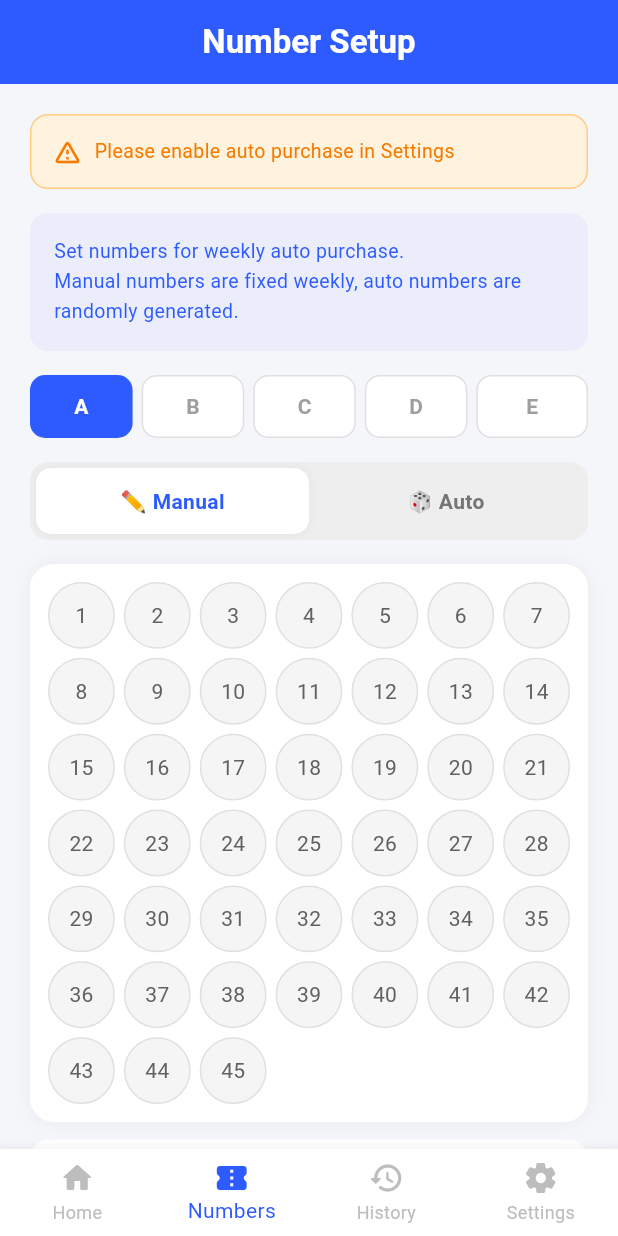
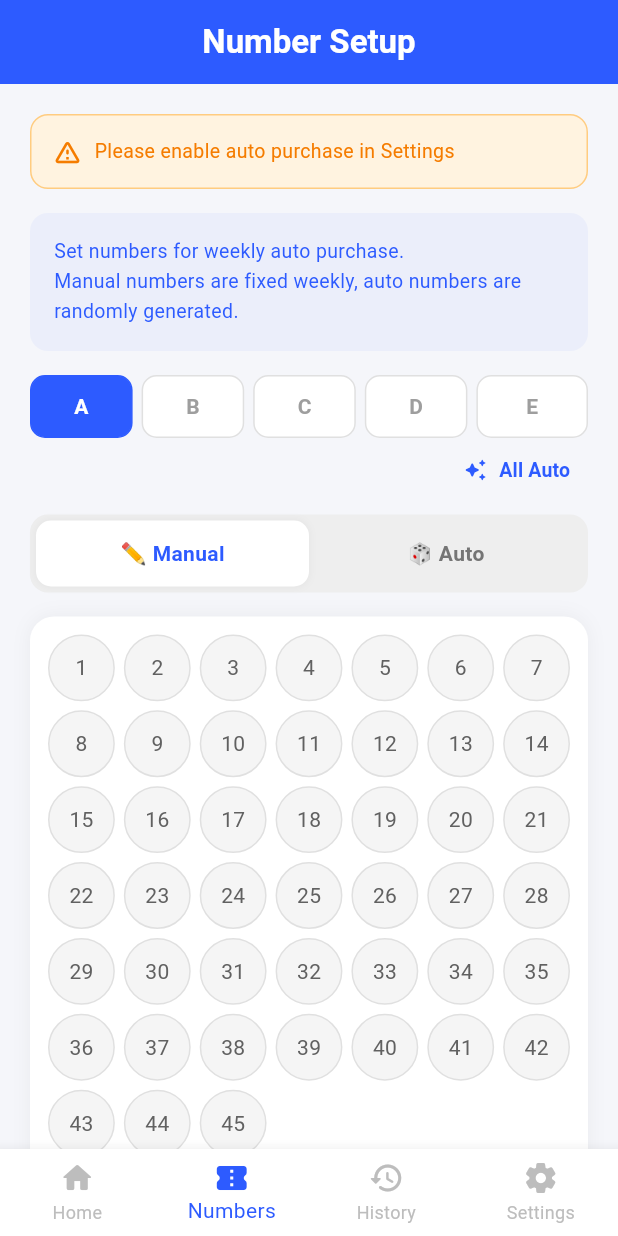
Before and after one commit to umi-corp/autolotto, a Flutter app: the screen it shows after launch, after a tap on "🎯 Set Up Numbers", on a phone screen of 412 x 824 dp. Run offline on Flutter 3.47's test engine with Material 3 defaults, Android fonts, the phone set to English and light mode, and no system bars; our stand-ins replace dio, flutter_local_notifications, flutter_riverpod, flutter_secure_storage, hive, hive_flutter and 1 more; missing offline and left inert: android_alarm_manager_plus, pointycastle; accounts and stored records are empty; network calls fail.

Commit message:
fix: GitHub org 이전(umi-corp/autolotto), 설정화면 계정ID 표시, i18n/UI 개선

```diff
--- a/lib/l10n/app_localizations.dart
+++ b/lib/l10n/app_localizations.dart
@@ -255,6 +255,12 @@ abstract class AppLocalizations {
   /// In ko, this message translates to:
   /// **'매주 랜덤으로 생성됩니다'**
   String get autoNumberSubtitle;
+
+  /// No description provided for @buttonAllAuto.
+  ///
+  /// In ko, this message translates to:
+  /// **'전부 자동'**
+  String get buttonAllAuto;
 
   /// No description provided for @buttonReset.
   ///
@@ -789,6 +795,48 @@ abstract class AppLocalizations {
   /// In ko, this message translates to:
   /// **'확인'**
   String get buttonConfirm;
+
+  /// No description provided for @sectionDonation.
+  ///
+  /// In ko, this message translates to:
+  /// **'개발자 후원하기'**
+  String get sectionDonation;
+
+  /// No description provided for @donationTitle.
+  ///
+  /// In ko, this message translates to:
+  /// **'커피 한 잔 후원'**
+  String get donationTitle;
+
+  /// No description provided for @donationIcecream.
+  ///
+  /// In ko, this message translates to:
+  /// **'아이스크림'**
+  String get donationIcecream;
+
+  /// No description provided for @donationCoffee.
+  ///
+  /// In ko, this message translates to:
+  /// **'커피'**
+  String get donationCoffee;
+
+  /// No description provided for @donationBurger.
+  ///
+  /// In ko, this message translates to:
+  /// **'햄버거'**
+  String get donationBurger;
+
+  /// No description provided for @donationChicken.
+  ///
+  /// In ko, this message translates to:
+  /// **'치킨'**
+  String get donationChicken;
+
+  /// No description provided for @donationPizza.
+  ///
+  /// In ko, this message translates to:
+  /// **'피자'**
+  String get donationPizza;
 }
 
 class _AppLocalizationsDelegate
--- a/lib/screens/history_screen.dart
+++ b/lib/screens/history_screen.dart
@@ -189,7 +189,7 @@ class _HistoryScreenState extends ConsumerState<HistoryScreen> {
                 final gameRank = (item.gameRanks != null && i < item.gameRanks!.length)
                     ? item.gameRanks![i]
                     : null;
-                final isGameWinner = gameRank != null && gameRank != 'nowin';
+                final isGameWinner = gameRank != null && gameRank != 'nowin' && gameRank != 'pending';
 
                 return Padding(
                   padding: const EdgeInsets.only(bottom: 8),
--- a/lib/screens/number_screen.dart
+++ b/lib/screens/number_screen.dart
@@ -167,6 +167,8 @@ class _NumberScreenState extends ConsumerState<NumberScreen> {
             ),
 
             _buildSlotTabs(),
+            const SizedBox(height: 8),
+            _buildAllAutoButton(),
             const SizedBox(height: 16),
             _buildModeToggle(),
             const SizedBox(height: 16),
@@ -241,6 +243,37 @@ class _NumberScreenState extends ConsumerState<NumberScreen> {
             ),
             const SizedBox(height: 24),
           ],
+        ),
+      ),
+    );
+  }
+
+  void _setAllAuto() {
+    setState(() {
+      for (var i = 0; i < 5; i++) {
+        _games[i] = []; // 자동
+      }
+      _selected.clear();
+      _isAuto = true;
+      _saved = false;
+    });
+  }
+
+  Widget _buildAllAutoButton() {
+    final allAuto = _games.every((g) => g != null && g.isEmpty);
+    return Align(
+      alignment: Alignment.centerRight,
+      child: TextButton.icon(
+        onPressed: allAuto ? null : _setAllAuto,
+        icon: Icon(Icons.auto_awesome_rounded, size: 16,
+          color: allAuto ? Colors.grey[400] : _primary),
+        label: Text(AppLocalizations.of(context)!.buttonAllAuto,
+          style: TextStyle(fontSize: 13, fontWeight: FontWeight.w600,
+            color: allAuto ? Colors.grey[400] : _primary)),
+        style: TextButton.styleFrom(
+          padding: const EdgeInsets.symmetric(horizontal: 12, vertical: 4),
+          minimumSize: Size.zero,
+          tapTargetSize: MaterialTapTargetSize.shrinkWrap,
         ),
       ),
     );
--- a/lib/screens/settings_screen.dart
+++ b/lib/screens/settings_screen.dart
@@ -26,6 +26,18 @@ class _SettingsScreenState extends ConsumerState<SettingsScreen> {
   bool _isLoggingIn = false;
   bool _purchaseNoti = true;
   bool _resultNoti = true;
+  String? _loggedInUserId;
+
+  @override
+  void initState() {
+    super.initState();
+    _loadUserId();
+  }
+
+  Future<void> _loadUserId() async {
+    final cred = await ref.read(secureStorageProvider).getCredentials();
+    if (mounted) setState(() => _loggedInUserId = cred.userId);
+  }
 
   @override
   void dispose() {
@@ -47,6 +59,7 @@ class _SettingsScreenState extends ConsumerState<SettingsScreen> {
       // 저장
       await ref.read(secureStorageProvider).saveCredentials(id, pw);
       ref.read(isLoggedInProvider.notifier).state = true;
+      setState(() => _loggedInUserId = id);
 
       // 잔액 즉시 조회
       ref.read(balanceProvider.notifier).state = await auth.getBalance();
@@ -118,6 +131,7 @@ class _SettingsScreenState extends ConsumerState<SettingsScreen> {
     await ref.read(secureStorageProvider).deleteCredentials();
     ref.read(isLoggedInProvider.notifier).state = false;
     ref.read(balanceProvider.notifier).state = 0;
+    setState(() => _loggedInUserId = null);
     if (mounted) {
       ScaffoldMessenger.of(context).showSnackBar(
         SnackBar(content: Text(AppLocalizations.of(context)!.snackbarLogoutSuccess)),
@@ -259,7 +273,7 @@ class _SettingsScreenState extends ConsumerState<SettingsScreen> {
                 _tile(
                   icon: Icons.person_rounded,
                   title: AppLocalizations.of(context)!.dhLotteryAccount,
-                  subtitle: isLoggedIn ? AppLocalizations.of(context)!.statusLoggedIn : AppLocalizations.of(context)!.statusLoginRequired,
+                  subtitle: isLoggedIn ? (_loggedInUserId ?? AppLocalizations.of(context)!.statusLoggedIn) : AppLocalizations.of(context)!.statusLoginRequired,
                   trailing: TextButton(
                     onPressed: isLoggedIn ? _logout : _showLoginDialog,
                     child: Text(isLoggedIn ? AppLocalizations.of(context)!.buttonLogout : AppLocalizations.of(context)!.buttonLogin, style: const TextStyle(color: _primary)),
@@ -433,9 +447,9 @@ class _SettingsScreenState extends ConsumerState<SettingsScreen> {
                     child: const Icon(Icons.code_rounded, color: _primary, size: 22),
                   ),
                   title: Text(AppLocalizations.of(context)!.settingOpenSource, style: const TextStyle(fontWeight: FontWeight.w500)),
-                  subtitle: const Text('github.com/free4416/umicorp-autolotto'),
+                  subtitle: const Text('github.com/umi-corp/autolotto'),
                   trailing: const Icon(Icons.open_in_new_rounded, size: 16, color: Colors.grey),
-                  onTap: () => launchUrl(Uri.parse('https://github.com/free4416/umicorp-autolotto'), mode: LaunchMode.externalApplication),
+                  onTap: () => launchUrl(Uri.parse('https://github.com/umi-corp/autolotto'), mode: LaunchMode.externalApplication),
                 ),
                 const Divider(height: 1),
                 ListTile(
@@ -446,11 +460,26 @@ class _SettingsScreenState extends ConsumerState<SettingsScreen> {
               ],
             ),
           ),
+          const SizedBox(height: 24),
+
+          // 개발자 응원 섹션
+          _sectionTitle(AppLocalizations.of(context)!.sectionDonation),
+          _card(
+            child: ListTile(
+              leading: const Text('☕', style: TextStyle(fontSize: 28)),
+              title: Text(AppLocalizations.of(context)!.donationTitle, style: const TextStyle(fontWeight: FontWeight.w500)),
+              trailing: const Icon(Icons.open_in_new_rounded, size: 20, color: Colors.grey),
+              onTap: () => launchUrl(Uri.parse('https://buymeacoffee.com/umicorp'), mode: LaunchMode.externalApplication),
+            ),
+          ),
+
           const SizedBox(height: 40),
         ],
       ),
     );
   }
+
+
 
   Widget _sectionTitle(String title) {
     return Padding(
--- a/lib/services/history_service.dart
+++ b/lib/services/history_service.dart
@@ -101,7 +101,7 @@ class HistoryService {
             // API가 제공하는 게임별 등수/당첨금
             final apiRank = game['rank'] as int? ?? 0;
             final apiAmt = game['amt'] as int? ?? 0;
-            gameRanks.add(_rankLabel(apiRank));
+            gameRanks.add(drawed ? _rankLabel(apiRank) : 'pending');
             gamePrizes.add(apiAmt);
           }
         }
--- a/lib/utils/ui_helpers.dart
+++ b/lib/utils/ui_helpers.dart
@@ -32,6 +32,7 @@ String localizedRank(AppLocalizations l10n, String rankCode) {
     case 'rank4': return l10n.rank4th;
     case 'rank5': return l10n.rank5th;
     case 'nowin': return l10n.statusNoWin;
+    case 'pending': return l10n.statusPending;
     default: return rankCode;
   }
 }
```
Also changed, not shown: lib/l10n/app_en.arb (+9 -1 lines), lib/l10n/app_ja.arb (+9 -1 lines), lib/l10n/app_ko.arb (+9 -1 lines), lib/l10n/app_localizations_en.dart (+24 -0 lines), lib/l10n/app_localizations_ja.dart (+24 -0 lines), lib/l10n/app_localizations_ko.dart (+24 -0 lines), 1 other file.
